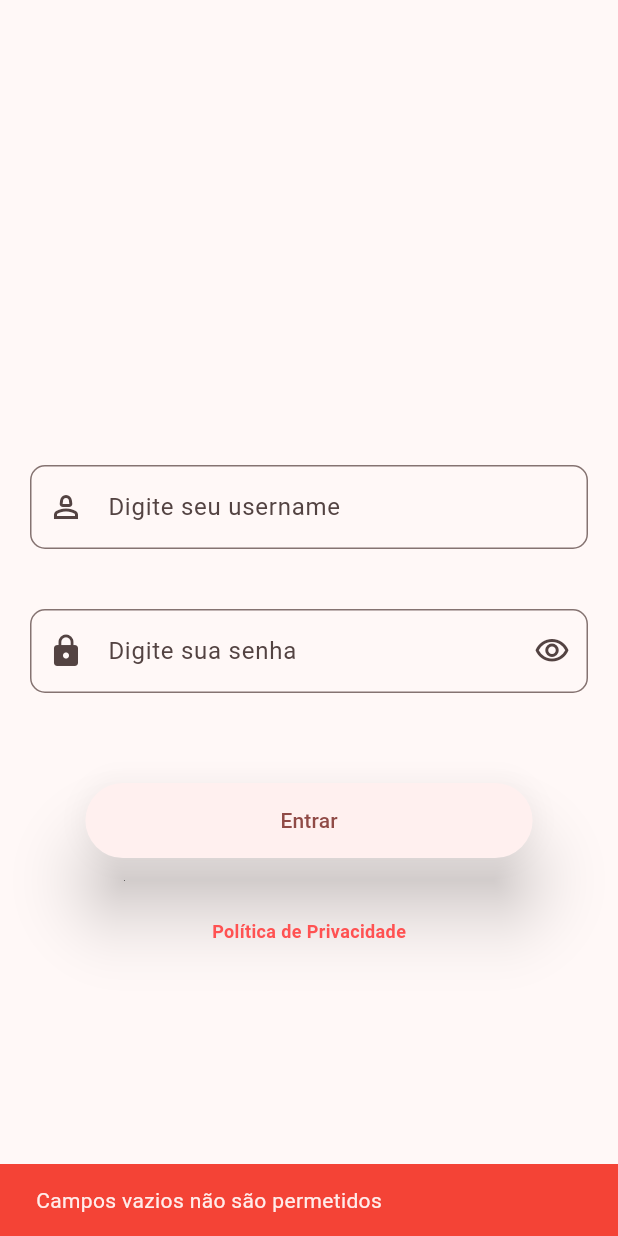
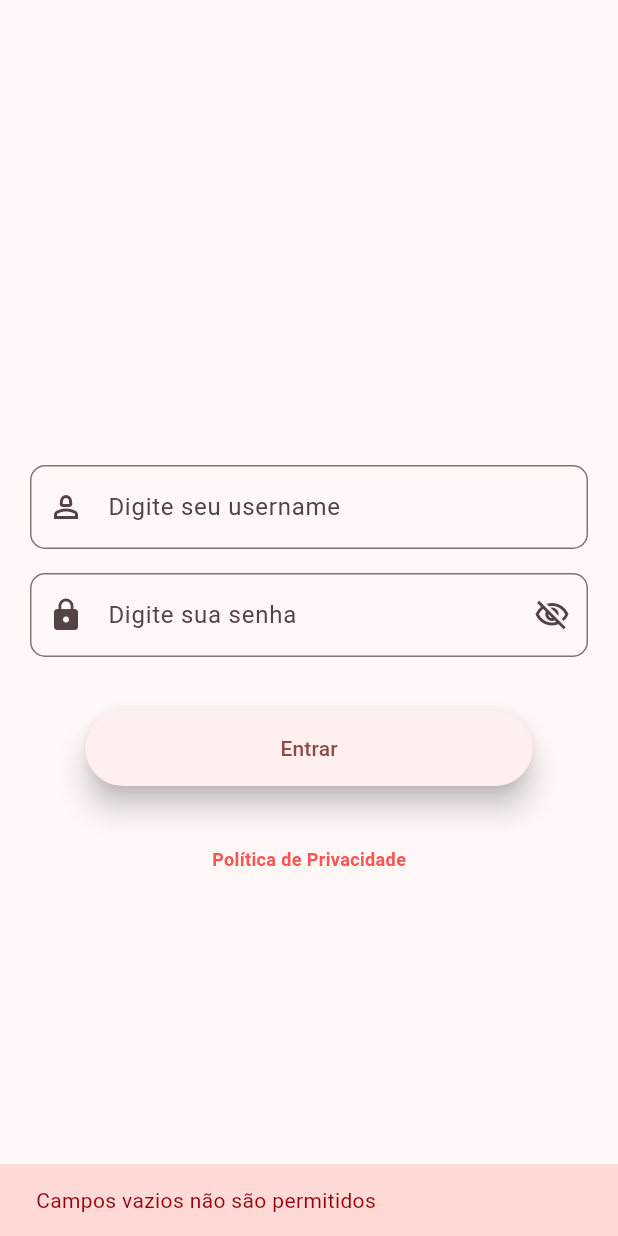
Before and after one commit to Jacob-dvlp/Agenda, a Flutter app: the screen it shows after launch, after a tap on "Entrar", on a phone screen of 412 x 824 dp. Run offline on Flutter 3.47's test engine with Material 2 defaults, Android fonts, the phone set to English and light mode, and no system bars; our stand-ins replace dio, equatable, flutter_mobx, get_it, mobx, shared_preferences; generated files the repository leaves out were written again.

Commit message:
refatoracao da login page

```diff
--- a/lib/src/presenter/controllers/login_controller/login_controller.dart
+++ b/lib/src/presenter/controllers/login_controller/login_controller.dart
@@ -10,7 +10,6 @@ import 'package:mobx/mobx.dart';
 import '../../../../helpers/login_failure.dart';
 import '../../../domain/entities/entitie_user_model.dart';
 
-
 part 'login_controller.g.dart';
 
 class LoginControllerApp = LoginController with _$LoginControllerApp;
@@ -19,7 +18,7 @@ abstract class LoginController with Store {
   @observable
   bool isLoading = false;
   @observable
-  bool showPasswhord = false;
+  bool showPasswhord = true;
   EntitieUserModel? entitieUserModel;
 
   final usernameController = TextEditingController();
--- a/lib/src/presenter/view/login/login_page.dart
+++ b/lib/src/presenter/view/login/login_page.dart
@@ -1,12 +1,11 @@
 // ignore_for_file: use_build_context_synchronously
 
-import 'package:app_processo_seletivo_target/helpers/rgx.dart';
 import 'package:flutter/material.dart';
-import 'package:flutter_mobx/flutter_mobx.dart';
 import 'package:get_it/get_it.dart';
 
 import '../../controllers/login_controller/login_controller.dart';
-import '../shared/elevation_button.dart';
+import 'widgets/actions_scope_widget.dart';
+import 'widgets/credentials_fields_widget.dart';
 
 class LoginPage extends StatelessWidget {
   LoginPage({super.key});
@@ -18,121 +17,12 @@ class LoginPage extends StatelessWidget {
       body: SingleChildScrollView(
         child: Column(
           children: [
-            SizedBox(
-              width: MediaQuery.of(context).size.width,
-              height: 250,
-            ),
-            const SizedBox(
-              height: 40,
-            ),
-            Padding(
-              padding: const EdgeInsets.all(20.0),
-              child: Column(
-                children: [
-                  TextFormField(
-                    controller: _loginControllerApp.usernameController,
-                    keyboardType: TextInputType.name,
-                    decoration: InputDecoration(
-                      label: const Text("Digite seu username"),
-                      prefixIcon: const Icon(Icons.person_2_outlined),
-                      border: OutlineInputBorder(
-                        borderRadius: BorderRadius.circular(10),
-                      ),
-                    ),
-                  ),
-                  const SizedBox(
-                    height: 40,
-                  ),
-                  Observer(
-                    builder: (context) => TextFormField(
-                      controller: _loginControllerApp.passWordController,
-                      obscureText: _loginControllerApp.showPasswhord,
-                      keyboardType: TextInputType.name,
-                      decoration: InputDecoration(
-                        label: const Text("Digite sua senha"),
-                        suffixIcon: _loginControllerApp.showPasswhord
-                            ? IconButton(
-                                onPressed: () {
-                                  _loginControllerApp.showPasswhordText(false);
-                                },
-                                icon: const Icon(Icons.visibility_off_outlined),
-                              )
-                            : IconButton(
-                                onPressed: () {
-                                  _loginControllerApp.showPasswhordText(true);
-                                },
-                                icon: const Icon(Icons.visibility_outlined),
-                              ),
-                        prefixIcon: const Icon(Icons.lock),
-                        border: OutlineInputBorder(
-                          borderRadius: BorderRadius.circular(10),
-                        ),
-                      ),
-                    ),
-                  )
-                ],
-              ),
-            ),
-            const SizedBox(
-              height: 40,
-            ),
-            Observer(
-              builder: (context) => !_loginControllerApp.isLoading
-                  ? ElevationButton(
-                      onPressed: () async {
-                        if (_loginControllerApp
-                                .usernameController.text.isEmpty ||
-                            _loginControllerApp
-                                .passWordController.text.isEmpty) {
-                          ScaffoldMessenger.of(context).showSnackBar(
-                            const SnackBar(
-                                backgroundColor: Colors.red,
-                                content:
-                                    Text("Campos vazios não são permetidos")),
-                          );
-                          return;
-                        }
-                        if (_loginControllerApp
-                                    .usernameController.text.length <=
-                                4 ||
-                            _loginControllerApp
-                                    .passWordController.text.length <=
-                                4) {
-                          ScaffoldMessenger.of(context).showSnackBar(
-                            const SnackBar(
-                                backgroundColor: Colors.red,
-                                content: Text(
-                                    "Usename ou senha não pode conter menos que 3 letras")),
-                          );
-                          return;
-                        } else if (!alphabetRegex.hasMatch(
-                                _loginControllerApp.usernameController.text) ||
-                            !alphabetRegex.hasMatch(
-                                _loginControllerApp.passWordController.text)) {
-                          ScaffoldMessenger.of(context).showSnackBar(
-                            const SnackBar(
-                              backgroundColor: Colors.red,
-                              content: Text(
-                                  "Caracteres especiais  não são permetidos"),
-                            ),
-                          );
-                          return;
-                        } else {
-                          final data = await _loginControllerApp.login(context);
-                          if (data!.token!.isNotEmpty) {
-                            Navigator.pushReplacementNamed(context, "/home");
-                          }
-                        }
-                      },
-                      child: "Entrar",
-                    )
-                  : const Center(
-                      child: CircularProgressIndicator.adaptive(),
-                    ),
-            ),
-            const SizedBox(
-              height: 40,
-            ),
+            SizedBox(width: MediaQuery.of(context).size.width, height: 250),
+            const SizedBox(height: 40),
+            CredentialsFields(loginControllerApp: _loginControllerApp),
+            const SizedBox(height: 16),
+            ActionsScope(loginControllerApp: _loginControllerApp),
+            const SizedBox(height: 40),
             const Text(
               "Política de Privacidade",
               style: TextStyle(
--- /dev/null
+++ b/lib/src/presenter/view/login/widgets/actions_scope_widget.dart
@@ -0,0 +1,82 @@
+// ignore_for_file: use_build_context_synchronously
+
+import 'package:app_processo_seletivo_target/helpers/rgx.dart';
+import 'package:app_processo_seletivo_target/src/presenter/view/shared/elevation_button.dart';
+import 'package:flutter/material.dart';
+import 'package:flutter_mobx/flutter_mobx.dart';
+
+import '../../../controllers/login_controller/login_controller.dart';
+
+class ActionsScope extends StatelessWidget {
+  const ActionsScope({
+    super.key,
+    required LoginControllerApp loginControllerApp,
+  }) : _loginControllerApp = loginControllerApp;
+
+  final LoginControllerApp _loginControllerApp;
+
+  @override
+  Widget build(BuildContext context) {
+    return Observer(
+      builder: (context) => _loginControllerApp.isLoading
+          ? const Center(child: CircularProgressIndicator.adaptive())
+          : _buildLoginButton(context),
+    );
+  }
+
+  Widget _buildLoginButton(BuildContext context) {
+    return ElevationButton(
+      onPressed: () async {
+        if (_loginControllerApp.usernameController.text.isEmpty ||
+            _loginControllerApp.passWordController.text.isEmpty) {
+          showErrorSnackMessage(
+            context: context,
+            message: 'Campos vazios não são permitidos',
+          );
+          return;
+        }
+        if (_loginControllerApp.usernameController.text.length <= 4 ||
+            _loginControllerApp.passWordController.text.length <= 4) {
+          showErrorSnackMessage(
+            context: context,
+            message: 'Usename ou senha não pode conter menos que 3 letras',
+          );
+          return;
+        } else if (!alphabetRegex
+                .hasMatch(_loginControllerApp.usernameController.text) ||
+            !alphabetRegex.hasMatch(
+              _loginControllerApp.passWordController.text,
+            )) {
+          showErrorSnackMessage(
+            context: context,
+            message: 'Caracteres especiais  não são permetidos',
+          );
+          return;
+        } else {
+          final data = await _loginControllerApp.login(context);
+          if (data!.token!.isNotEmpty) {
+            Navigator.pushReplacementNamed(context, "/home");
+          }
+        }
+      },
+      child: "Entrar",
+    );
+  }
+
+  void showErrorSnackMessage({
+    required BuildContext context,
+    required String message,
+  }) {
+    ScaffoldMessenger.of(context).showSnackBar(
+      SnackBar(
+        backgroundColor: Theme.of(context).colorScheme.errorContainer,
+        content: Text(
+          message,
+          style: TextStyle(
+            color: Theme.of(context).colorScheme.onErrorContainer,
+          ),
+        ),
+      ),
+    );
+  }
+}
--- /dev/null
+++ b/lib/src/presenter/view/login/widgets/credentials_fields_widget.dart
@@ -0,0 +1,63 @@
+import 'package:flutter/material.dart';
+import 'package:flutter_mobx/flutter_mobx.dart';
+
+import '../../../controllers/login_controller/login_controller.dart';
+
+class CredentialsFields extends StatelessWidget {
+  const CredentialsFields({
+    super.key,
+    required LoginControllerApp loginControllerApp,
+  }) : _loginControllerApp = loginControllerApp;
+
+  final LoginControllerApp _loginControllerApp;
+
+  @override
+  Widget build(BuildContext context) {
+    return Padding(
+      padding: const EdgeInsets.all(20.0),
+      child: Column(
+        children: [
+          TextFormField(
+            controller: _loginControllerApp.usernameController,
+            keyboardType: TextInputType.name,
+            decoration: InputDecoration(
+              label: const Text("Digite seu username"),
+              prefixIcon: const Icon(Icons.person_2_outlined),
+              border: OutlineInputBorder(
+                borderRadius: BorderRadius.circular(10),
+              ),
+            ),
+          ),
+          const SizedBox(height: 16),
+          Observer(
+            builder: (context) => TextFormField(
+              controller: _loginControllerApp.passWordController,
+              obscureText: _loginControllerApp.showPasswhord,
+              keyboardType: TextInputType.name,
+              decoration: InputDecoration(
+                label: const Text("Digite sua senha"),
+                suffixIcon: _loginControllerApp.showPasswhord
+                    ? IconButton(
+                        onPressed: () {
+                          _loginControllerApp.showPasswhordText(false);
+                        },
+                        icon: const Icon(Icons.visibility_off_outlined),
+                      )
+                    : IconButton(
+                        onPressed: () {
+                          _loginControllerApp.showPasswhordText(true);
+                        },
+                        icon: const Icon(Icons.visibility_outlined),
+                      ),
+                prefixIcon: const Icon(Icons.lock),
+                border: OutlineInputBorder(
+                  borderRadius: BorderRadius.circular(10),
+                ),
+              ),
+            ),
+          )
+        ],
+      ),
+    );
+  }
+}
--- a/lib/src/presenter/view/shared/elevation_button.dart
+++ b/lib/src/presenter/view/shared/elevation_button.dart
@@ -10,9 +10,11 @@ class ElevationButton extends StatelessWidget {
   Widget build(BuildContext context) {
     return ElevatedButton(
       style: ElevatedButton.styleFrom(
-        elevation: 20,
+        elevation: 8,
         padding: const EdgeInsetsDirectional.symmetric(
-            horizontal: 130, vertical: 15),
+          horizontal: 130,
+          vertical: 15,
+        ),
       ),
       onPressed: onPressed,
       child: Text(child),
```
Also changed, not shown: lib/src/presenter/controllers/login_controller/login_controller.g.dart.
